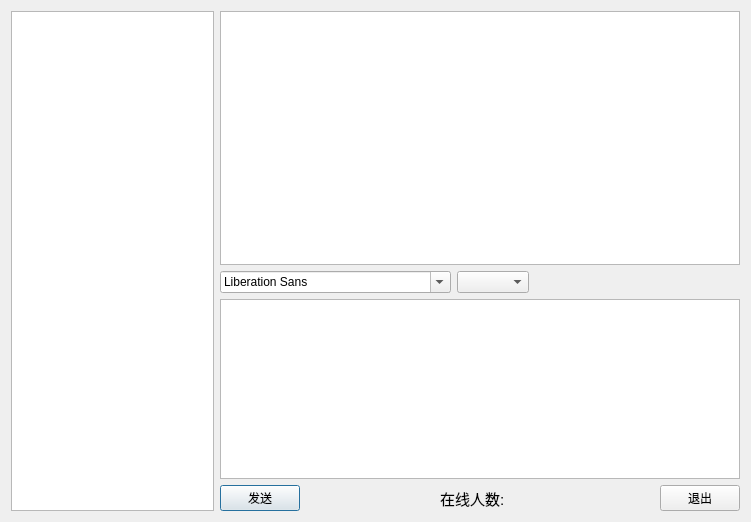
This is chat-client/cchatgui.ui in qianfengchen/chat-system as Qt 5 draws it before an edit. The edited form follows.
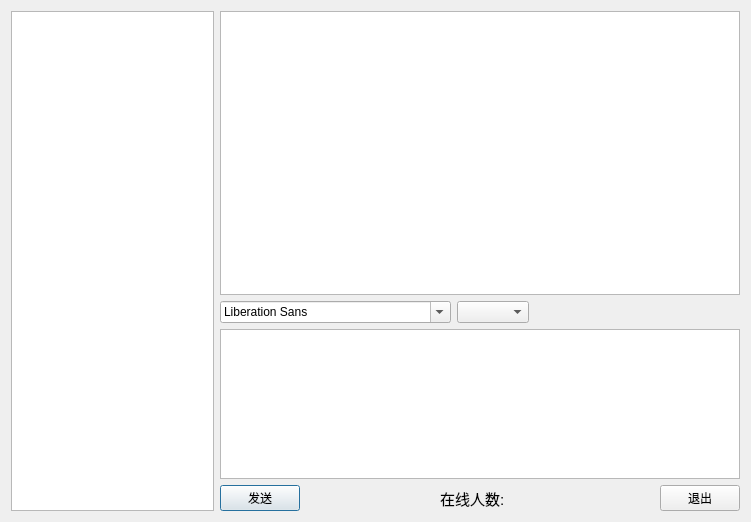
This is the edited form.

```diff
--- a/chat-client/cchatgui.ui
+++ b/chat-client/cchatgui.ui
@@ -45,7 +45,7 @@
          <property name="minimumSize">
           <size>
            <width>500</width>
-           <height>250</height>
+           <height>280</height>
           </size>
          </property>
         </widget>
@@ -78,13 +78,13 @@
          <property name="minimumSize">
           <size>
            <width>250</width>
-           <height>180</height>
+           <height>150</height>
           </size>
          </property>
          <property name="maximumSize">
           <size>
            <width>16777215</width>
-           <height>180</height>
+           <height>150</height>
           </size>
          </property>
         </widget>
```
Left out of the diff: 8 changed lines with no effect on the pictures.
